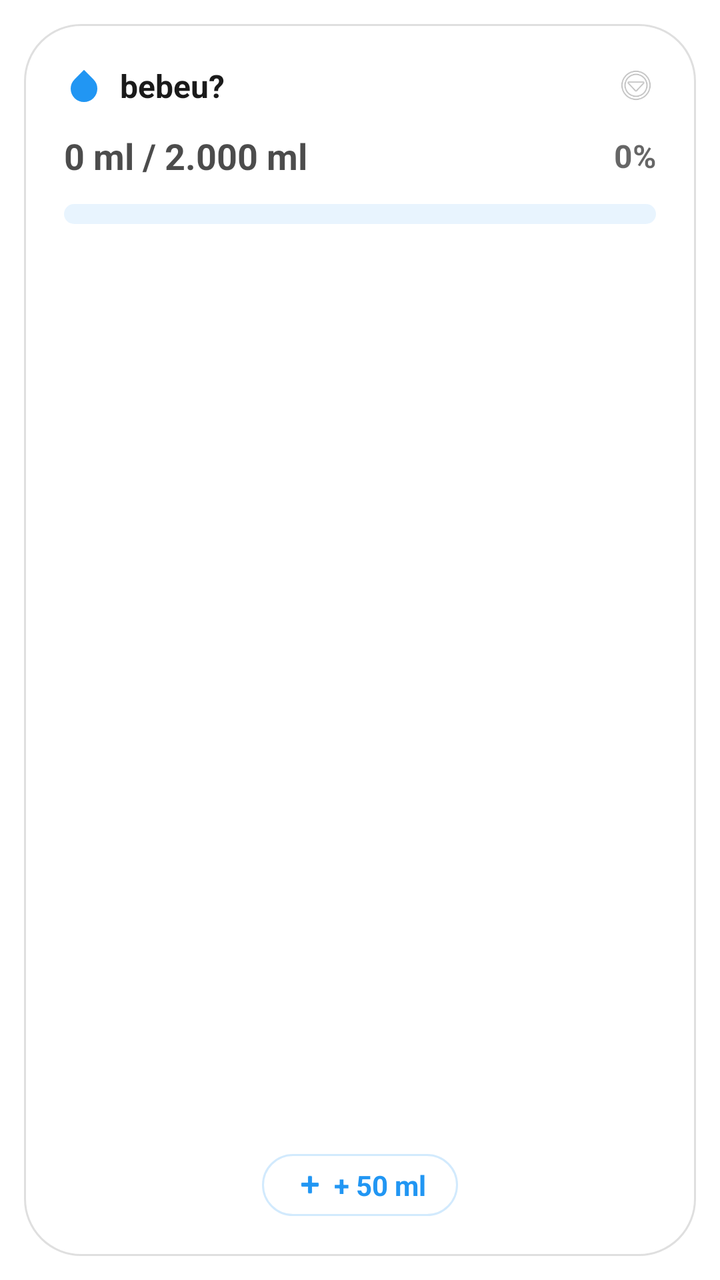
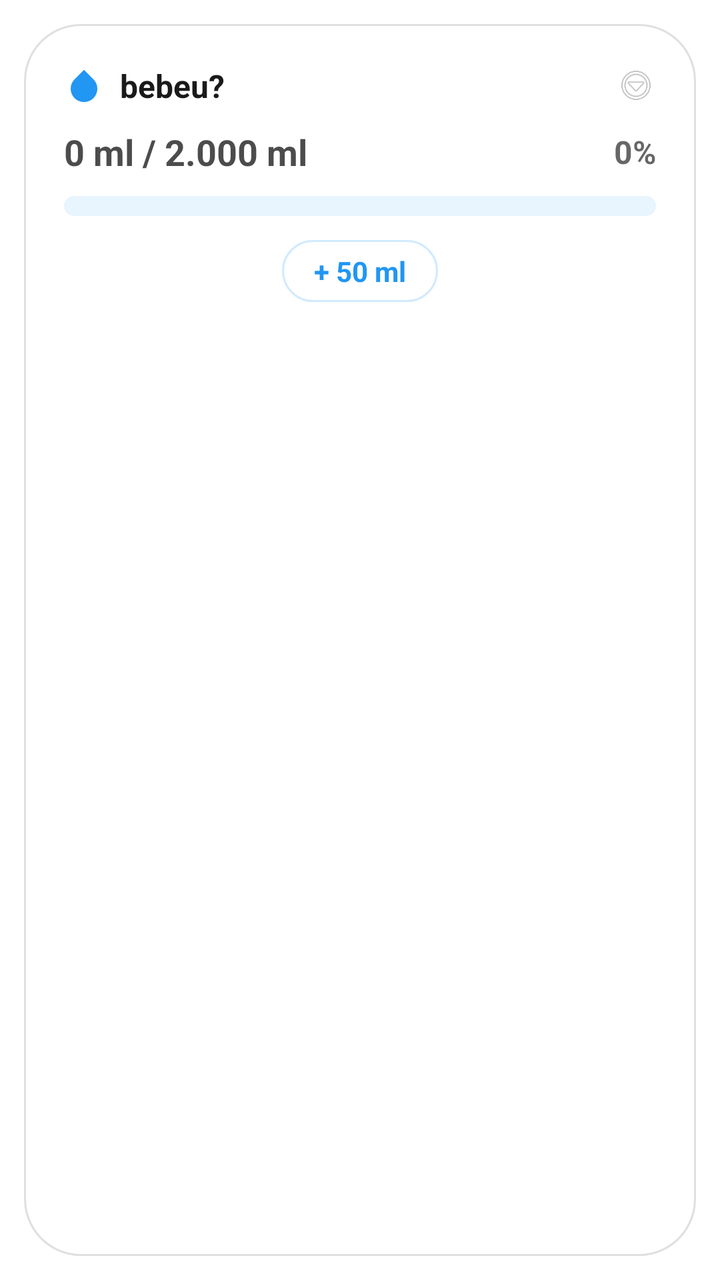

Before-and-after screenshots of an Android layout around one commit, followed by the original layout XML and the change that was made.
<!-- AndroidManifest.xml: fallback theme Theme.MaterialComponents.DayNight.NoActionBar -->
<!-- res/layout/home_widget_large.xml -->
<?xml version="1.0" encoding="utf-8"?>
<FrameLayout xmlns:android="http://schemas.android.com/apk/res/android"
    android:id="@+id/widget_container"
    android:layout_width="match_parent"
    android:layout_height="match_parent"
    android:background="@android:color/transparent"
    android:padding="12dp">

    <LinearLayout
        android:id="@+id/widget_default"
        android:layout_width="match_parent"
        android:layout_height="match_parent"
        android:background="@drawable/widget_card_bg"
        android:orientation="vertical"
        android:padding="20dp"
        android:visibility="visible">

        <LinearLayout
            android:id="@+id/widget_header_row"
            android:layout_width="match_parent"
            android:layout_height="wrap_content"
            android:gravity="center_vertical"
            android:orientation="horizontal">

            <ImageView
                android:layout_width="20dp"
                android:layout_height="20dp"
                android:contentDescription="@null"
                android:src="@drawable/ic_water_drop" />

            <TextView
                android:layout_width="wrap_content"
                android:layout_height="wrap_content"
                android:layout_marginStart="8dp"
                android:text="bebeu?"
                android:textColor="#1A1A1A"
                android:textSize="16sp"
                android:textStyle="bold" />

            <FrameLayout
                android:layout_width="0dp"
                android:layout_height="0dp"
                android:layout_weight="1" />

            <ImageView
                android:layout_width="20dp"
                android:layout_height="20dp"
                android:alpha="0.5"
                android:contentDescription="@null"
                android:src="@android:drawable/ic_menu_more" />
        </LinearLayout>

        <LinearLayout
            android:id="@+id/widget_stats_block"
            android:layout_width="match_parent"
            android:layout_height="wrap_content"
            android:layout_marginTop="12dp"
            android:orientation="vertical">

            <LinearLayout
                android:layout_width="match_parent"
                android:layout_height="wrap_content"
                android:gravity="center_vertical"
                android:orientation="horizontal">

                <TextView
                    android:id="@+id/widget_intake"
                    android:layout_width="0dp"
                    android:layout_height="wrap_content"
                    android:layout_weight="1"
                    android:text="0 ml / 2.000 ml"
                    android:textColor="#B3000000"
                    android:textSize="18sp"
                    android:textStyle="bold" />

                <TextView
                    android:id="@+id/widget_percent"
                    android:layout_width="wrap_content"
                    android:layout_height="wrap_content"
                    android:text="0%"
                    android:textColor="#99000000"
                    android:textSize="16sp"
                    android:textStyle="bold" />
            </LinearLayout>

            <ProgressBar
                android:id="@+id/widget_progress"
                style="?android:attr/progressBarStyleHorizontal"
                android:layout_width="match_parent"
                android:layout_height="10dp"
                android:layout_marginTop="12dp"
                android:indeterminate="false"
                android:max="100"
                android:progress="0"
                android:progressDrawable="@drawable/widget_progress_bar" />
        </LinearLayout>

        <LinearLayout
            android:layout_width="match_parent"
            android:layout_height="0dp"
            android:layout_weight="1"
            android:gravity="center" />

        <LinearLayout
            android:id="@+id/widget_add_area"
            android:layout_width="wrap_content"
            android:layout_height="wrap_content"
            android:layout_gravity="center_horizontal"
            android:background="@drawable/widget_button_bg"
            android:gravity="center_vertical"
            android:orientation="horizontal"
            android:paddingStart="16dp"
            android:paddingTop="6dp"
            android:paddingEnd="16dp"
            android:paddingBottom="6dp">

            <ImageView
                android:layout_width="16dp"
                android:layout_height="16dp"
                android:contentDescription="@null"
                android:src="@android:drawable/ic_input_add"
                android:tint="#2196F3" />

            <TextView
                android:layout_width="wrap_content"
                android:layout_height="wrap_content"
                android:layout_marginStart="4dp"
                android:text="+ 50 ml"
                android:textColor="#2196F3"
                android:textSize="14sp"
                android:textStyle="bold" />
        </LinearLayout>
    </LinearLayout>

    <ImageView
        android:id="@+id/widget_image"
        android:layout_width="match_parent"
        android:layout_height="match_parent"
        android:contentDescription="@null"
        android:scaleType="fitCenter"
        android:visibility="gone" />

</FrameLayout>
<!-- resources referenced by this layout -->
<resources>
  <!-- drawable ic_water_drop (drawable) -->
  <?xml version="1.0" encoding="utf-8"?>
  <vector xmlns:android="http://schemas.android.com/apk/res/android"
      android:width="20dp"
      android:height="20dp"
      android:viewportWidth="24"
      android:viewportHeight="24">
      <path
          android:fillColor="#2196F3"
          android:pathData="M12,2.69l5.66,5.66a8,8 0,1 1,-11.31 0z" />
  </vector>
  <!-- drawable widget_button_bg (drawable) -->
  <?xml version="1.0" encoding="utf-8"?>
  <shape xmlns:android="http://schemas.android.com/apk/res/android"
      android:shape="rectangle">
      <solid android:color="#80FFFFFF" />
      <corners android:radius="20dp" />
      <stroke
          android:width="1dp"
          android:color="#332196F3" />
  </shape>
  <!-- drawable widget_card_bg (drawable) -->
  <?xml version="1.0" encoding="utf-8"?>
  <shape xmlns:android="http://schemas.android.com/apk/res/android"
      android:shape="rectangle">
      <solid android:color="#F0FFFFFF" />
      <corners android:radius="28dp" />
      <stroke
          android:width="1dp"
          android:color="#20000000" />
  </shape>
  <!-- drawable widget_progress_bar (drawable) -->
  <?xml version="1.0" encoding="utf-8"?>
  <layer-list xmlns:android="http://schemas.android.com/apk/res/android">
      <item android:id="@android:id/background">
          <shape android:shape="rectangle">
              <solid android:color="#1A2196F3" />
              <corners android:radius="5dp" />
          </shape>
      </item>
      <item android:id="@android:id/progress">
          <clip>
              <shape android:shape="rectangle">
                  <gradient
                      android:startColor="#00B4DB"
                      android:endColor="#0083B0"
                      android:angle="0" />
                  <corners android:radius="5dp" />
              </shape>
          </clip>
      </item>
  </layer-list>
</resources>

<!-- the commit's change to res/layout/home_widget_large.xml (unified diff, before → after) -->
@@ -54,7 +54,7 @@
             android:id="@+id/widget_stats_block"
             android:layout_width="match_parent"
             android:layout_height="wrap_content"
-            android:layout_marginTop="12dp"
+            android:layout_marginTop="10dp"
             android:orientation="vertical">
 
             <LinearLayout
@@ -88,7 +88,7 @@
                 style="?android:attr/progressBarStyleHorizontal"
                 android:layout_width="match_parent"
                 android:layout_height="10dp"
-                android:layout_marginTop="12dp"
+                android:layout_marginTop="10dp"
                 android:indeterminate="false"
                 android:max="100"
                 android:progress="0"
@@ -97,8 +97,7 @@
 
         <LinearLayout
             android:layout_width="match_parent"
-            android:layout_height="0dp"
-            android:layout_weight="1"
+            android:layout_height="12dp"
             android:gravity="center" />
 
         <LinearLayout
@@ -114,17 +113,9 @@
             android:paddingEnd="16dp"
             android:paddingBottom="6dp">
 
-            <ImageView
-                android:layout_width="16dp"
-                android:layout_height="16dp"
-                android:contentDescription="@null"
-                android:src="@android:drawable/ic_input_add"
-                android:tint="#2196F3" />
-
             <TextView
                 android:layout_width="wrap_content"
                 android:layout_height="wrap_content"
-                android:layout_marginStart="4dp"
                 android:text="+ 50 ml"
                 android:textColor="#2196F3"
                 android:textSize="14sp"
<!-- resource entries referenced after the edit -->
@@ -25,7 +25,7 @@
   <?xml version="1.0" encoding="utf-8"?>
   <shape xmlns:android="http://schemas.android.com/apk/res/android"
       android:shape="rectangle">
-      <solid android:color="#F0FFFFFF" />
+      <solid android:color="#CCFFFFFF" />
       <corners android:radius="28dp" />
       <stroke
           android:width="1dp"
